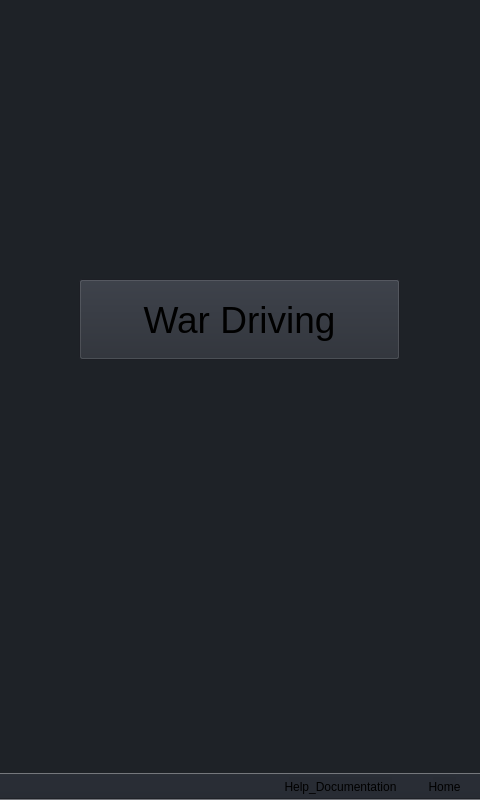
Old version of the form QT_Application/main_window.ui in the repository GeekTech-mirror/qt-cybersecurity_lesson.
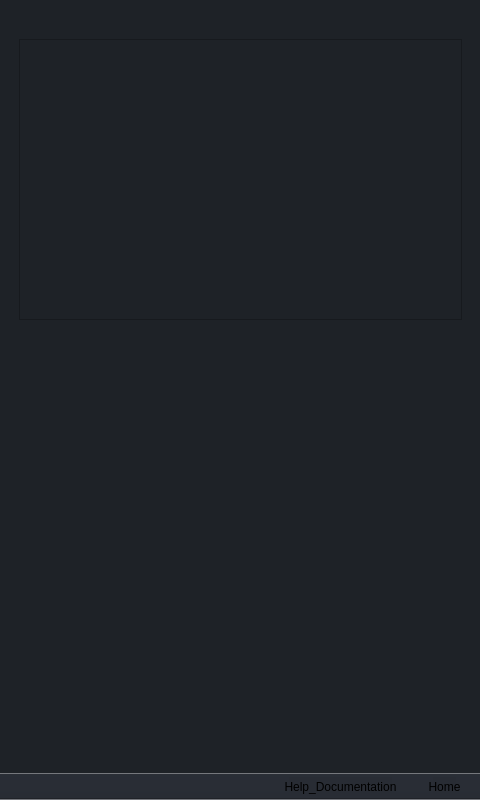
New version of the form. The open tabs and pages were chosen to show the change. Icons and pictures are not drawn.

Commit message: feat: Add frame to display wi-fi networks in War Driving feat: Add rounded corners to frames chore: Revise style_custom.cpp comments

The edit to the form file:
```diff
--- a/QT_Application/main_window.ui
+++ b/QT_Application/main_window.ui
@@ -28,13 +28,7 @@
   <property name="styleSheet">
    <string notr="true">background-color: rgb(40, 44, 52);</string>
   </property>
-  <property name="tabShape">
-   <enum>QTabWidget::Rounded</enum>
-  </property>
   <widget class="QWidget" name="Central_Widget">
-   <property name="enabled">
-    <bool>true</bool>
-   </property>
    <property name="styleSheet">
     <string notr="true">background-color: rgb(30, 34, 39);
 </string>
@@ -45,9 +39,6 @@
       <property name="enabled">
        <bool>true</bool>
       </property>
-      <property name="frameShape">
-       <enum>QFrame::NoFrame</enum>
-      </property>
       <property name="currentIndex">
        <number>0</number>
       </property>
@@ -350,27 +341,20 @@
        </widget>
       </widget>
       <widget class="QWidget" name="War_Driving_Widget">
-       <widget class="QPushButton" name="pushButton_4">
+       <widget class="QListView" name="network_list">
         <property name="geometry">
          <rect>
-          <x>70</x>
-          <y>270</y>
-          <width>321</width>
-          <height>81</height>
+          <x>10</x>
+          <y>30</y>
+          <width>443</width>
+          <height>281</height>
          </rect>
         </property>
-        <property name="font">
-         <font>
-          <pointsize>28</pointsize>
-         </font>
-        </property>
-        <property name="styleSheet">
-         <string notr="true">QPushButton {
-	background-color: rgb(40, 44, 52);
-}</string>
-        </property>
-        <property name="text">
-         <string>War Driving</string>
+        <property name="minimumSize">
+         <size>
+          <width>441</width>
+          <height>191</height>
+         </size>
         </property>
        </widget>
       </widget>
```
Left out of the diff: 6 changed lines with no effect on the pictures. The commit also changes 5 other files.
